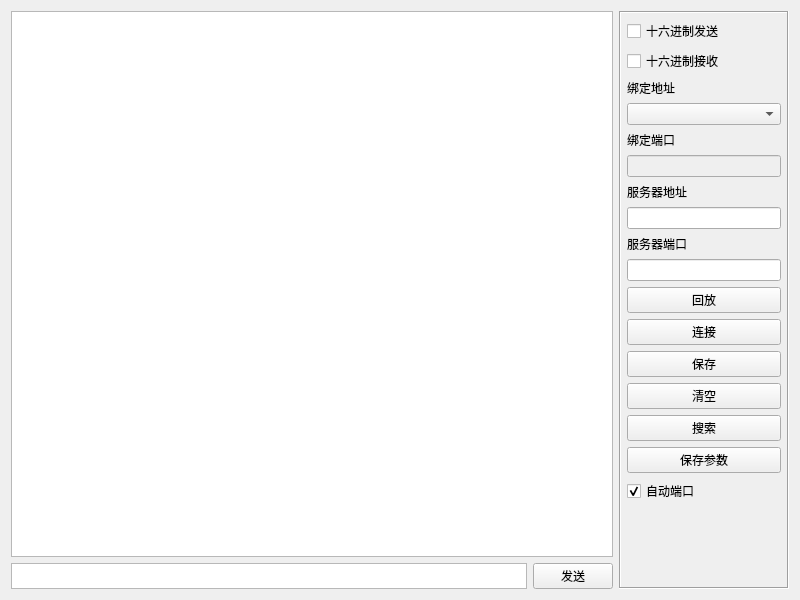
Old version of the form tcpclient.ui in the repository Viorae/FinalNetTool.
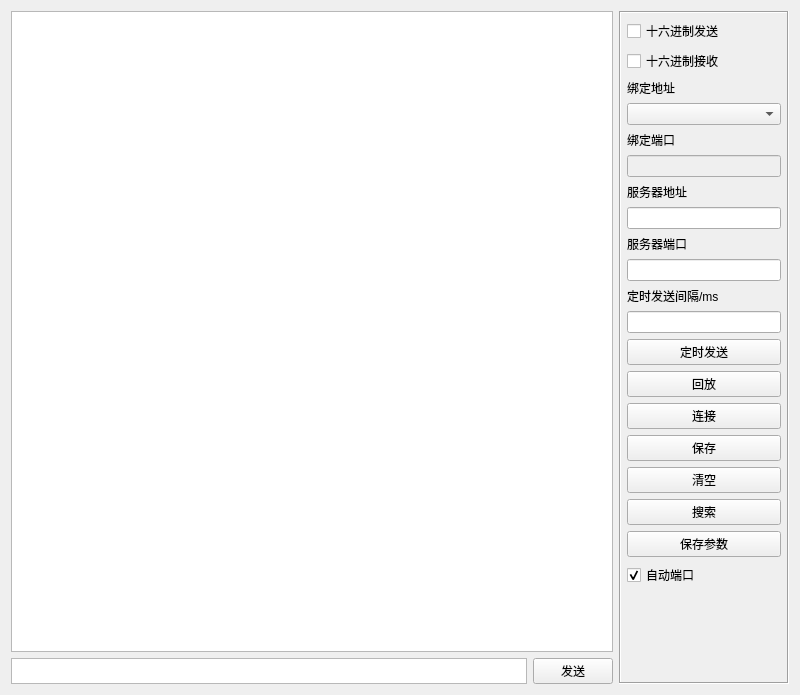
New version of the form.

```diff
--- a/tcpclient.ui
+++ b/tcpclient.ui
@@ -7,7 +7,7 @@
     <x>0</x>
     <y>0</y>
     <width>800</width>
-    <height>600</height>
+    <height>695</height>
    </rect>
   </property>
   <property name="windowTitle">
@@ -127,6 +127,23 @@
       <item>
        <widget class="QLineEdit" name="serverport"/>
       </item>
+      <item>
+       <widget class="QLabel" name="label">
+        <property name="text">
+         <string>定时发送间隔/ms</string>
+        </property>
+       </widget>
+      </item>
+      <item>
+       <widget class="QLineEdit" name="intervaltxt"/>
+      </item>
+      <item>
+       <widget class="QPushButton" name="autobtn">
+        <property name="text">
+         <string>定时发送</string>
+        </property>
+       </widget>
+      </item>
       <item>
        <widget class="QPushButton" name="replaybtn">
         <property name="text">
```
